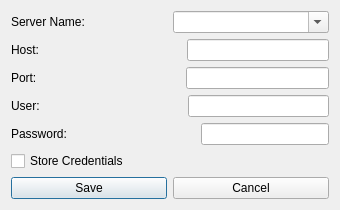
Old version of the form ServerTools/ui_serverConfigurator.ui in the repository dsgoficial/DsgTools.
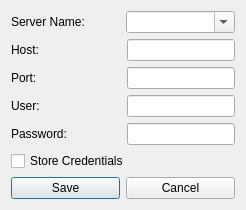
New version of the form.

Commit message: New dialog to load edgv categories

```diff
--- a/ServerTools/ui_serverConfigurator.ui
+++ b/ServerTools/ui_serverConfigurator.ui
@@ -6,7 +6,7 @@
    <rect>
     <x>0</x>
     <y>0</y>
-    <width>340</width>
+    <width>246</width>
     <height>206</height>
    </rect>
   </property>
```
The commit also changes 4 other files.
